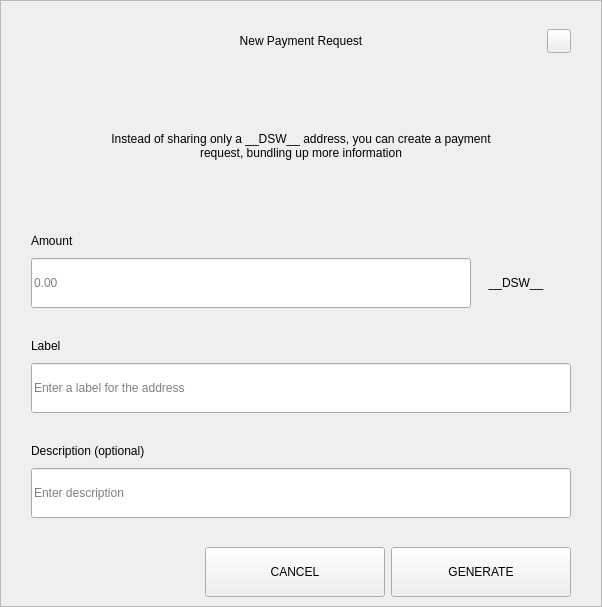
Qt form src/qt/pivx/forms/requestdialog.ui (decenomy/DSW) before a commit.
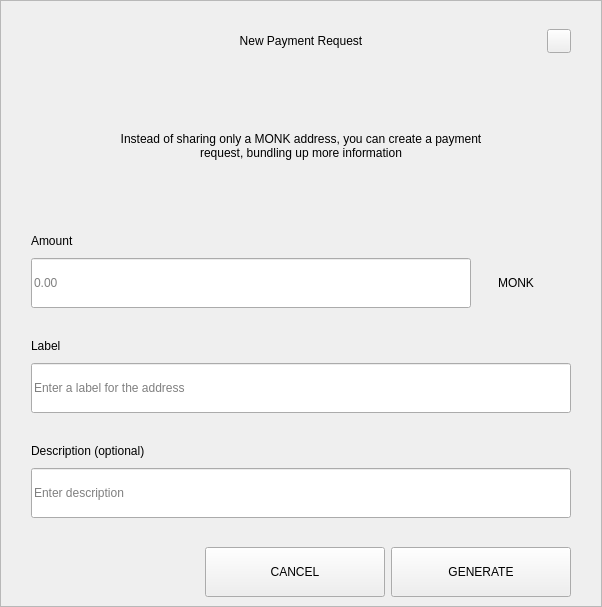
The same form after that commit.

Commit message: Replace standard coin unit __DSW__ by MONK

The edit to the form file:
```diff
--- a/src/qt/pivx/forms/requestdialog.ui
+++ b/src/qt/pivx/forms/requestdialog.ui
@@ -210,7 +210,7 @@
              </size>
             </property>
             <property name="text">
-             <string>Instead of sharing only a __DSW__ address, you can create a payment request, bundling up more information</string>
+             <string>Instead of sharing only a MONK address, you can create a payment request, bundling up more information</string>
             </property>
             <property name="alignment">
              <set>Qt::AlignCenter</set>
@@ -327,7 +327,7 @@
                    <item>
                     <widget class="QLabel" name="comboBoxCoin">
                      <property name="text">
-                      <string>__DSW__</string>
+                      <string>MONK</string>
                      </property>
                      <property name="alignment">
                       <set>Qt::AlignCenter</set>
```
The commit also changes 9 other files.
